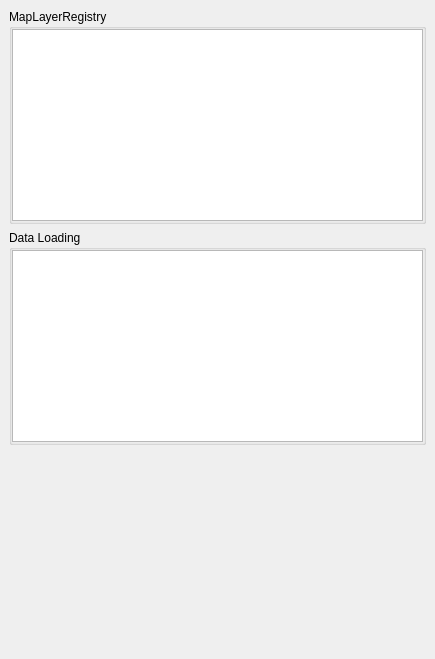
Above: timeseriesviewer/ui/systeminfo.ui from jakimowb/eo-time-series-viewer before the change. Below: the same form after it.
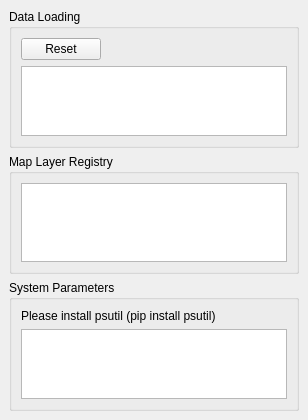
That is the form after the change. Custom widgets are drawn as their Qt base class.

Commit message: systeminfo panel shows QgsMapLayerList and measures timedeltas for map and profile loading

What changed in the file:
```diff
--- a/timeseriesviewer/ui/systeminfo.ui
+++ b/timeseriesviewer/ui/systeminfo.ui
@@ -6,8 +6,8 @@
    <rect>
     <x>0</x>
     <y>0</y>
-    <width>435</width>
-    <height>659</height>
+    <width>308</width>
+    <height>420</height>
    </rect>
   </property>
   <property name="windowTitle">
@@ -22,49 +22,110 @@
    </property>
    <layout class="QVBoxLayout" name="verticalLayout">
     <item>
-     <widget class="QGroupBox" name="groupBox">
-      <property name="title">
-       <string>MapLayerRegistry</string>
+     <widget class="QgsCollapsibleGroupBox" name="mGroupBox_2">
+      <property name="sizePolicy">
+       <sizepolicy hsizetype="Preferred" vsizetype="Preferred">
+        <horstretch>0</horstretch>
+        <verstretch>1</verstretch>
+       </sizepolicy>
       </property>
-      <layout class="QVBoxLayout" name="verticalLayout_2">
-       <property name="leftMargin">
-        <number>0</number>
-       </property>
-       <property name="topMargin">
-        <number>0</number>
-       </property>
-       <property name="rightMargin">
-        <number>0</number>
-       </property>
-       <property name="bottomMargin">
-        <number>0</number>
-       </property>
-       <item>
-        <widget class="QTableView" name="tableViewMapLayerRegistry"/>
-       </item>
-      </layout>
-     </widget>
-    </item>
-    <item>
-     <widget class="QGroupBox" name="groupBox_2">
       <property name="title">
        <string>Data Loading</string>
       </property>
+      <layout class="QVBoxLayout" name="verticalLayout_2">
+       <item>
+        <layout class="QHBoxLayout" name="horizontalLayout">
+         <property name="bottomMargin">
+          <number>0</number>
+         </property>
+         <item>
+          <widget class="QPushButton" name="btnResetDataLoadingModel">
+           <property name="text">
+            <string>Reset</string>
+           </property>
+           <property name="flat">
+            <bool>false</bool>
+           </property>
+          </widget>
+         </item>
+         <item>
+          <spacer name="horizontalSpacer">
+           <property name="orientation">
+            <enum>Qt::Horizontal</enum>
+           </property>
+           <property name="sizeHint" stdset="0">
+            <size>
+             <width>40</width>
+             <height>20</height>
+            </size>
+           </property>
+          </spacer>
+         </item>
+        </layout>
+       </item>
+       <item>
+        <widget class="QTableView" name="tableViewDataLoading">
+         <property name="sortingEnabled">
+          <bool>true</bool>
+         </property>
+        </widget>
+       </item>
+      </layout>
+     </widget>
+    </item>
+    <item>
+     <widget class="QgsCollapsibleGroupBox" name="mGroupBox">
+      <property name="sizePolicy">
+       <sizepolicy hsizetype="Preferred" vsizetype="Preferred">
+        <horstretch>0</horstretch>
+        <verstretch>1</verstretch>
+       </sizepolicy>
+      </property>
+      <property name="title">
+       <string>Map Layer Registry</string>
+      </property>
+      <property name="collapsed">
+       <bool>true</bool>
+      </property>
+      <layout class="QVBoxLayout" name="verticalLayout_4">
+       <item>
+        <widget class="QTableView" name="tableViewMapLayerRegistry">
+         <property name="sortingEnabled">
+          <bool>true</bool>
+         </property>
+        </widget>
+       </item>
+      </layout>
+     </widget>
+    </item>
+    <item>
+     <widget class="QgsCollapsibleGroupBox" name="gbSystemParameters">
+      <property name="sizePolicy">
+       <sizepolicy hsizetype="Preferred" vsizetype="Preferred">
+        <horstretch>0</horstretch>
+        <verstretch>1</verstretch>
+       </sizepolicy>
+      </property>
+      <property name="title">
+       <string>System Parameters</string>
+      </property>
+      <property name="collapsed">
+       <bool>true</bool>
+      </property>
       <layout class="QVBoxLayout" name="verticalLayout_3">
-       <property name="leftMargin">
-        <number>0</number>
-       </property>
-       <property name="topMargin">
-        <number>0</number>
-       </property>
-       <property name="rightMargin">
-        <number>0</number>
-       </property>
-       <property name="bottomMargin">
-        <number>0</number>
-       </property>
        <item>
-        <widget class="QTableView" name="tableViewDataLoading"/>
+        <widget class="QLabel" name="labelPSUTIL">
+         <property name="text">
+          <string>Please install psutil (pip install psutil)</string>
+         </property>
+        </widget>
+       </item>
+       <item>
+        <widget class="QTableView" name="tableViewSystemParameters">
+         <property name="sortingEnabled">
+          <bool>true</bool>
+         </property>
+        </widget>
        </item>
       </layout>
      </widget>
@@ -76,8 +137,8 @@
       </property>
       <property name="sizeHint" stdset="0">
        <size>
-        <width>20</width>
-        <height>40</height>
+        <width>0</width>
+        <height>0</height>
        </size>
       </property>
      </spacer>
@@ -85,6 +146,14 @@
    </layout>
   </widget>
  </widget>
+ <customwidgets>
+  <customwidget>
+   <class>QgsCollapsibleGroupBox</class>
+   <extends>QGroupBox</extends>
+   <header>qgscollapsiblegroupbox.h</header>
+   <container>1</container>
+  </customwidget>
+ </customwidgets>
  <resources/>
  <connections/>
 </ui>
```
Left out of the diff: 2 changed lines with no effect on the pictures. The commit also changes 7 other files.
